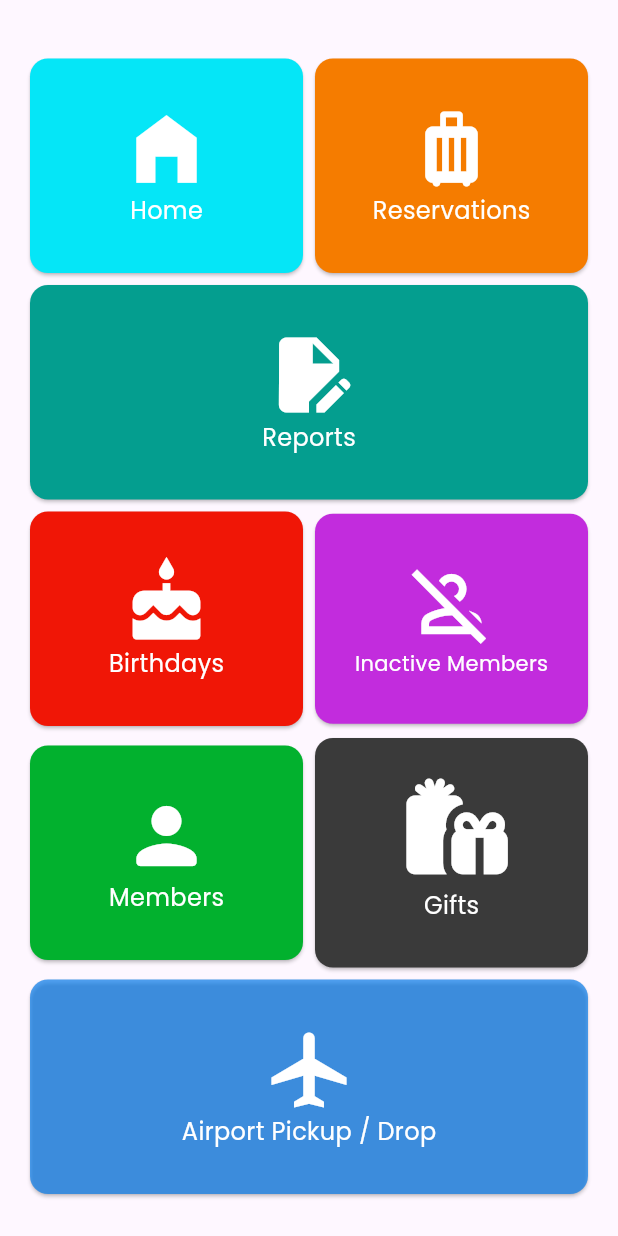
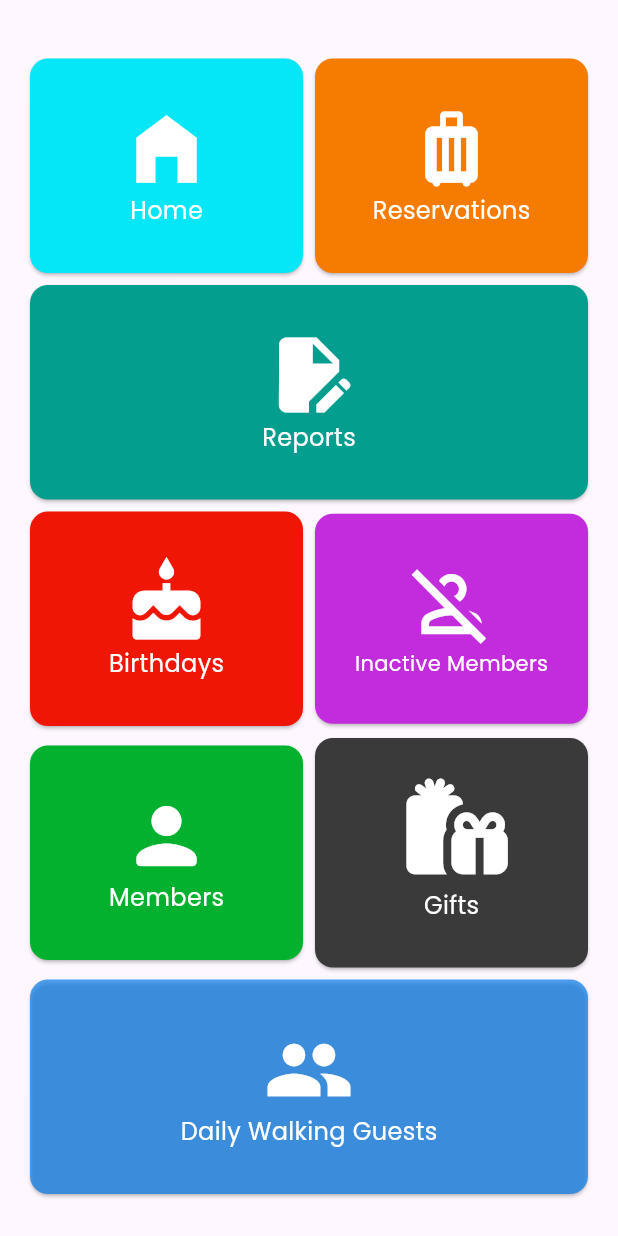
Before and after one commit to onimta-information-technology/my-analytics-app, a Flutter app: the MenuScreen screen opened by its route, on a phone screen of 412 x 824 dp. Run offline on Flutter 3.47's test engine with Material 3 defaults, Android fonts, the phone set to English and light mode, and no system bars; our stand-ins replace dropdown_search, flutter_riverpod, flutter_secure_storage, font_awesome_flutter, go_router, google_fonts and 2 more; accounts and stored records are empty.

Commit message:
change menu screen button

```diff
--- a/lib/screens/menu_screen.dart
+++ b/lib/screens/menu_screen.dart
@@ -283,12 +283,12 @@ class _MenuScreenState extends State<MenuScreen>
                             child: Column(
                               children: [
                                 Icon(
-                                  Icons.airplanemode_active,
+                                  Icons.group,
                                   size: 60,
                                   color: Colors.white,
                                 ),
                                 Text(
-                                  'Airport Pickup / Drop',
+                                  'Daily Walking Guests',
                                   style: TextStyle(
                                     fontSize: 16.0,
                                     fontWeight: FontWeight.normal,
```
